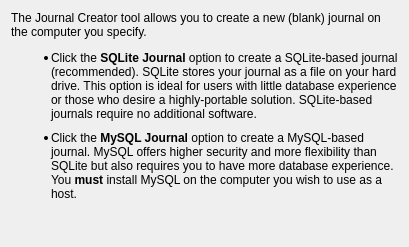
Old version of the form ui/journalcreatorcoverpage.ui in the repository pwizard2/robojournal.
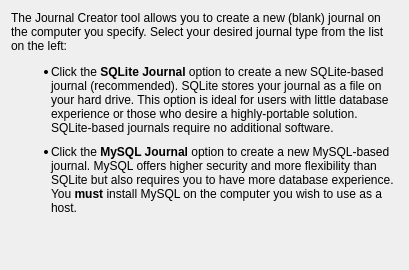
New version of the form.

```diff
--- a/ui/journalcreatorcoverpage.ui
+++ b/ui/journalcreatorcoverpage.ui
@@ -7,7 +7,7 @@
     <x>0</x>
     <y>0</y>
     <width>409</width>
-    <height>247</height>
+    <height>270</height>
    </rect>
   </property>
   <property name="windowTitle">
@@ -17,7 +17,7 @@
    <item>
     <widget class="QLabel" name="label">
      <property name="text">
-      <string>&lt;html&gt;&lt;head/&gt;&lt;body&gt;&lt;p&gt;The Journal Creator tool allows you to create a new (blank) journal on the computer you specify.&lt;/p&gt;&lt;ul style=&quot;margin-top: 0px; margin-bottom: 0px; margin-left: 0px; margin-right: 0px; -qt-list-indent: 1; &quot;&gt;&lt;li style=&quot; margin-top:12px; margin-bottom:10px; margin-left:0px; margin-right:0px; -qt-block-indent:0; text-indent:0px;&quot;&gt;Click the &lt;span style=&quot; font-weight:600;&quot;&gt;SQLite Journal&lt;/span&gt; option to create a SQLite-based journal (recommended). SQLite stores your journal as a file on your hard drive. This option is ideal for users with little database experience or those who desire a highly-portable solution. SQLite-based journals require no additional software.&lt;/li&gt;&lt;li style=&quot; margin-top:0px; margin-bottom:12px; margin-left:0px; margin-right:0px; -qt-block-indent:0; text-indent:0px; &quot;&gt;Click the &lt;span style=&quot; font-weight:600;&quot;&gt;MySQL Journal&lt;/span&gt; option to create a MySQL-based journal. MySQL offers higher security and more flexibility than SQLite but also requires you to have more database experience. You &lt;span style=&quot; font-weight:600;&quot;&gt;must&lt;/span&gt; install MySQL on the computer you wish to use as a host.&lt;/li&gt;&lt;/ul&gt;&lt;/body&gt;&lt;/html&gt;</string>
+      <string>&lt;html&gt;&lt;head/&gt;&lt;body&gt;&lt;p&gt;The Journal Creator tool allows you to create a new (blank) journal on the computer you specify. Select your desired journal type from the list on the left:&lt;/p&gt;&lt;ul style=&quot;margin-top: 0px; margin-bottom: 0px; margin-left: 0px; margin-right: 0px; -qt-list-indent: 1;&quot;&gt;&lt;li style=&quot; margin-top:12px; margin-bottom:10px; margin-left:0px; margin-right:0px; -qt-block-indent:0; text-indent:0px;&quot;&gt;Click the &lt;span style=&quot; font-weight:600;&quot;&gt;SQLite Journal&lt;/span&gt; option to create a new SQLite-based journal (recommended). SQLite stores your journal as a file on your hard drive. This option is ideal for users with little database experience or those who desire a highly-portable solution. SQLite-based journals require no additional software.&lt;/li&gt;&lt;li style=&quot; margin-top:0px; margin-bottom:12px; margin-left:0px; margin-right:0px; -qt-block-indent:0; text-indent:0px;&quot;&gt;Click the &lt;span style=&quot; font-weight:600;&quot;&gt;MySQL Journal&lt;/span&gt; option to create a new MySQL-based journal. MySQL offers higher security and more flexibility than SQLite but also requires you to have more database experience. You &lt;span style=&quot; font-weight:600;&quot;&gt;must&lt;/span&gt; install MySQL on the computer you wish to use as a host.&lt;/li&gt;&lt;/ul&gt;&lt;/body&gt;&lt;/html&gt;</string>
      </property>
      <property name="wordWrap">
       <bool>true</bool>
@@ -32,7 +32,7 @@
      <property name="sizeHint" stdset="0">
       <size>
        <width>20</width>
-       <height>160</height>
+       <height>10</height>
       </size>
      </property>
     </spacer>
```
